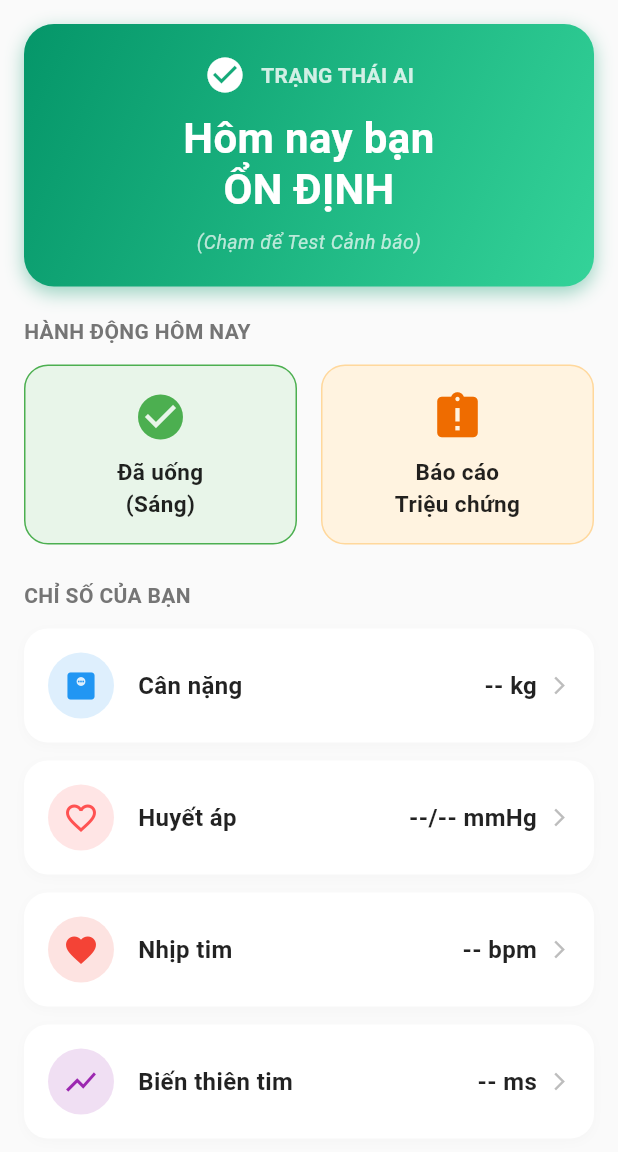
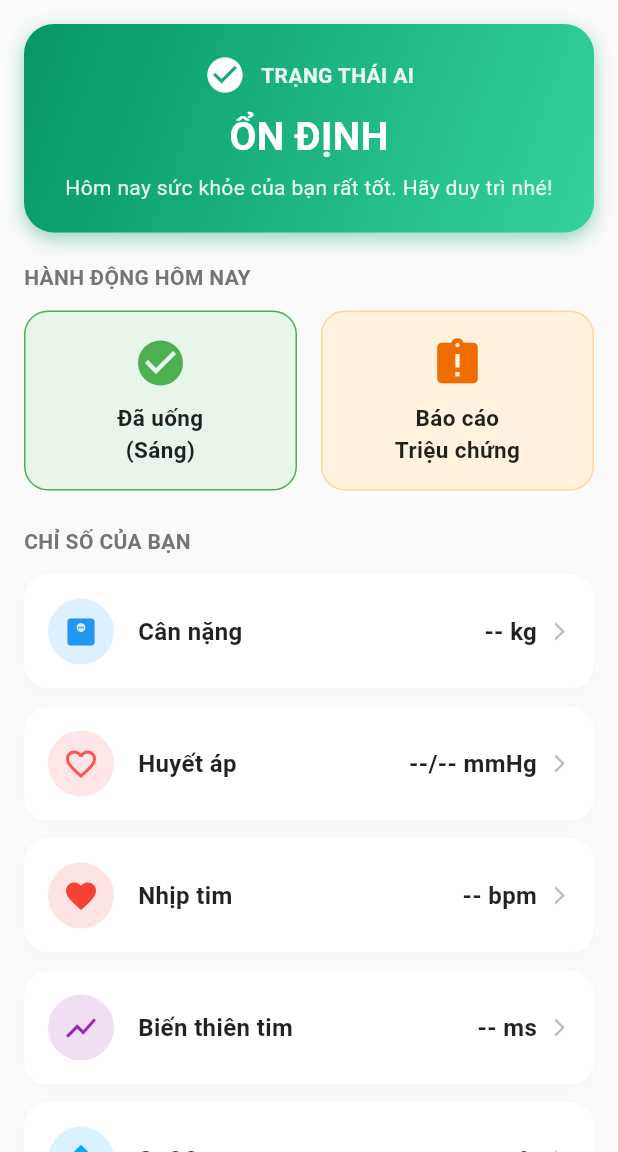
Before and after one commit to Thinhskyduck/smartheart-app, a Flutter app: the DashboardScreen screen opened directly with empty values, after a tap on the "person" icon, on a phone screen of 412 x 824 dp, the part 84-1236 px from its top. Run offline on Flutter 3.47's test engine with Material 3 defaults, Android fonts, the phone set to English and light mode, and no system bars; our stand-ins replace audioplayers, fl_chart, flutter_local_notifications, image_picker, permission_handler, shared_preferences and 1 more; missing offline and left inert: health; accounts and stored records are empty; network calls fail.

Commit message:
feat: Implement new dashboard screen with health metrics, AI-driven health status, and supporting API/health/AI services.

```diff
--- a/lib/dashboard_screen.dart
+++ b/lib/dashboard_screen.dart
@@ -6,6 +6,7 @@ import 'symptom_report_screen.dart';
 import 'alert_dialogs.dart';
 import 'services/health_service.dart';
 import 'staff_dashboard_screen.dart';
+import 'services/ai_service.dart'; // Import AI Service
 
 const Color primaryColor = Color(0xFF2260FF);
 
@@ -18,7 +19,7 @@ class DashboardScreen extends StatefulWidget {
 }
 
 class _DashboardScreenState extends State<DashboardScreen> {
-  // --- DỮ LIỆU CHỈ SỐ (ĐÃ FIX: THÊM TRƯỜNG 'unit') ---
+  // Dữ liệu chỉ số UI
   List<Map<String, dynamic>> _metrics = [
     {"id": "weight", "title": "Cân nặng", "value": "--", "unit": "kg", "icon": Icons.monitor_weight, "color": Colors.blue},
     {"id": "bp", "title": "Huyết áp", "value": "--/--", "unit": "mmHg", "icon": Icons.favorite_border, "color": Colors.redAccent},
@@ -28,16 +29,22 @@ class _DashboardScreenState extends State<DashboardScreen> {
     {"id": "sleep", "title": "Giấc ngủ", "value": "--", "unit": "", "icon": Icons.bedtime, "color": Colors.indigo},
   ];
 
+  // Trạng thái AI (mặc định là loading hoặc stable)
+  String _aiStatus = "loading"; // loading, xanh, vang, do
+
   @override
   void initState() {
     super.initState();
-    _loadHealthData();
+    _loadData();
   }
 
-  Future<void> _loadHealthData() async {
+  Future<void> _loadData() async {
     await healthService.configure();
+
+    // 1. Lấy dữ liệu sức khỏe
     final data = await healthService.fetchHealthData();
 
+    // 2. Cập nhật UI các chỉ số
     setState(() {
       for (var metric in _metrics) {
         final id = metric['id'];
@@ -46,6 +53,22 @@ class _DashboardScreenState extends State<DashboardScreen> {
         }
       }
     });
+
+    // 3. Gọi AI Phân tích
+    final aiResult = await aiService.predictHealthStatus(data);
+
+    if (mounted) {
+      setState(() {
+        _aiStatus = aiResult ?? "xanh"; // Mặc định xanh nếu lỗi
+      });
+
+      // Kích hoạt cảnh báo pop-up nếu cần thiết
+      if (_aiStatus == "đỏ") {
+        Future.delayed(Duration(seconds: 1), () => showDangerAlert(context));
+      } else if (_aiStatus == "vàng") {
+        Future.delayed(Duration(seconds: 1), () => showWarningAlert(context));
+      }
+    }
   }
 
   @override
@@ -66,7 +89,7 @@ class _DashboardScreenState extends State<DashboardScreen> {
         ),
         actions: [
            GestureDetector(
-            onTap: () => widget.onTabChange(3), // Chuyển sang tab Profile
+            onTap: () => widget.onTabChange(3),
             child: Padding(
               padding: const EdgeInsets.only(right: 16.0),
               child: CircleAvatar(
@@ -82,65 +105,86 @@ class _DashboardScreenState extends State<DashboardScreen> {
         child: Column(
           crossAxisAlignment: CrossAxisAlignment.start,
           children: [
-            // --- 1. THẺ TRẠNG THÁI (KHÔI PHỤC TỪ LIB_OLD) ---
+            // 1. THẺ TRẠNG THÁI AI (DYNAMIC)
             _buildStatusCard(),
             SizedBox(height: 20),
 
-            // --- 2. NÚT HÀNH ĐỘNG NHANH ---
+            // 2. HÀNH ĐỘNG
             Text("HÀNH ĐỘNG HÔM NAY", style: TextStyle(fontSize: 14, color: Colors.grey[600], fontWeight: FontWeight.bold)),
             SizedBox(height: 12),
             _buildActionSection(context),
-
             SizedBox(height: 24),
 
-            // --- 3. DANH SÁCH CHỈ SỐ SỨC KHỎE ---
+            // 3. CHỈ SỐ
             Text("CHỈ SỐ CỦA BẠN", style: TextStyle(fontSize: 14, color: Colors.grey[600], fontWeight: FontWeight.bold)),
             SizedBox(height: 12),
             ..._metrics.map((metric) => _buildWideMetricCard(context, metric)).toList(),
 
-            SizedBox(height: 24),
-            // --- 4. DÀNH CHO BÁC SĨ (DEMO) ---
-            Center(
-              child: TextButton.icon(
-                onPressed: () {
-                  Navigator.push(context, MaterialPageRoute(builder: (context) => StaffDashboardScreen()));
-                },
-                icon: Icon(Icons.admin_panel_settings, color: primaryColor),
-                label: Text("Staff Dashboard (Demo)", style: TextStyle(color: primaryColor, fontWeight: FontWeight.bold)),
-              ),
-            ),
             SizedBox(height: 20),
+
           ],
         ),
       ),
     );
   }
 
-  // Widget: Thẻ trạng thái lớn (Mới thêm lại)
+  // Widget: Thẻ trạng thái Động theo AI
   Widget _buildStatusCard() {
+    List<Color> gradientColors;
+    Color shadowColor;
+    IconData icon;
+    String title;
+    String subtitle;
+
+    // Logic hiển thị theo kết quả AI
+    if (_aiStatus == "đỏ") {
+      gradientColors = [Color(0xFFEF4444), Color(0xFFDC2626)]; // Red
+      shadowColor = Color(0xFFEF4444);
+      icon = Icons.warning_amber_rounded;
+      title = "CẢNH BÁO NGUY HIỂM";
+      subtitle = "Chỉ số sức khỏe có dấu hiệu bất thường nghiêm trọng. Hãy liên hệ bác sĩ ngay!";
+    } else if (_aiStatus == "vàng") {
+      gradientColors = [Color(0xFFF59E0B), Color(0xFFD97706)]; // Orange
+      shadowColor = Color(0xFFF59E0B);
+      icon = Icons.info_outline;
+      title = "CẦN CHÚ Ý";
+      subtitle = "Có một vài thay đổi nhỏ trong chỉ số. Hãy nghỉ ngơi và theo dõi thêm.";
+    } else if (_aiStatus == "loading") {
+      gradientColors = [Colors.grey[400]!, Colors.grey[500]!];
+      shadowColor = Colors.grey;
+      icon = Icons.hourglass_top;
+      title = "ĐANG PHÂN TÍCH...";
+      subtitle = "AI đang tổng hợp dữ liệu sức khỏe của bạn.";
+    } else {
+      // Mặc định là Xanh (Stable)
+      gradientColors = [Color(0xFF059669), Color(0xFF34D399)]; // Green
+      shadowColor = Color(0xFF059669);
+      icon = Icons.check_circle;
+      title = "ỔN ĐỊNH";
+      subtitle = "Hôm nay sức khỏe của bạn rất tốt. Hãy duy trì nhé!";
+    }
+
     return GestureDetector(
-      // --- LOGIC DEMO: BẤM ĐỂ KÍCH HOẠT CẢNH BÁO ---
       onTap: () {
-        // Chạm nhẹ -> Demo Cảnh báo Vàng (Bất thường)
-        showWarningAlert(context);
+        // Test nhanh click để đổi trạng thái (cho demo)
+        // setState(() {
+        //   if (_aiStatus == "xanh") _aiStatus = "vàng";
+        //   else if (_aiStatus == "vàng") _aiStatus = "đỏ";
+        //   else _aiStatus = "xanh";
+        // });
       },
-      onLongPress: () {
-        // Giữ lâu -> Demo Cảnh báo Đỏ (Nguy hiểm)
-        showDangerAlert(context);
-      },
-      // ---------------------------------------------
       child: Container(
         width: double.infinity,
         padding: EdgeInsets.all(20),
         decoration: BoxDecoration(
           gradient: LinearGradient(
-            colors: [Color(0xFF059669), Color(0xFF34D399)],
+            colors: gradientColors,
             begin: Alignment.topLeft,
             end: Alignment.bottomRight,
           ),
           borderRadius: BorderRadius.circular(20),
           boxShadow: [
-            BoxShadow(color: Color(0xFF059669).withOpacity(0.4), blurRadius: 10, offset: Offset(0, 4)),
+            BoxShadow(color: shadowColor.withOpacity(0.4), blurRadius: 10, offset: Offset(0, 4)),
           ],
         ),
         child: Column(
@@ -149,22 +193,22 @@ class _DashboardScreenState extends State<DashboardScreen> {
             Row(
               mainAxisAlignment: MainAxisAlignment.center,
               children: [
-                Icon(Icons.check_circle, color: Colors.white, size: 28),
+                Icon(icon, color: Colors.white, size: 28),
                 SizedBox(width: 10),
-                Text("TRẠNG THÁI AI", style: TextStyle(color: Colors.white.withOpacity(0.8), fontWeight: FontWeight.bold)),
+                Text("TRẠNG THÁI AI", style: TextStyle(color: Colors.white.withOpacity(0.9), fontWeight: FontWeight.bold)),
               ],
             ),
             SizedBox(height: 12),
             Text(
-              "Hôm nay bạn\nỔN ĐỊNH",
+              title,
               textAlign: TextAlign.center,
-              style: TextStyle(color: Colors.white, fontSize: 28, fontWeight: FontWeight.bold, height: 1.2)
+              style: TextStyle(color: Colors.white, fontSize: 26, fontWeight: FontWeight.bold, height: 1.2)
             ),
             SizedBox(height: 8),
             Text(
-              "(Chạm để Test Cảnh báo)", // Gợi ý nhỏ để bạn nhớ lúc demo
+              subtitle,
               textAlign: TextAlign.center,
-              style: TextStyle(color: Colors.white.withOpacity(0.7), fontSize: 13, fontStyle: FontStyle.italic)
+              style: TextStyle(color: Colors.white.withOpacity(0.9), fontSize: 14)
             ),
           ],
         ),
@@ -172,15 +216,14 @@ class _DashboardScreenState extends State<DashboardScreen> {
     );
   }
 
-  // Widget: 2 Nút bấm to
   Widget _buildActionSection(BuildContext context) {
+    // Copy lại code cũ của bạn từ dashboard_screen.dart (đã có ở trên)
     final session = medicationService.currentSession;
     final sessionName = session == TimeSession.morning ? "Sáng" : "Tối";
     final isDone = medicationService.isSessionCompleted(session);
 
     return Row(
       children: [
-        // Nút 1: Uống thuốc
         Expanded(
           child: GestureDetector(
             onTap: () {
@@ -209,16 +252,14 @@ class _DashboardScreenState extends State<DashboardScreen> {
           ),
         ),
         SizedBox(width: 16),
-        // Nút 2: Báo cáo triệu chứng
         Expanded(
           child: GestureDetector(
             onTap: () {
-              // Mở bottom sheet với chiều cao scroll được
               showModalBottomSheet(
                 context: context,
-                isScrollControlled: true, // Quan trọng: Để modal full màn hình
+                isScrollControlled: true,
                 backgroundColor: Colors.transparent,
-                builder: (context) => SymptomReportScreen(), // Gọi màn hình mới
+                builder: (context) => SymptomReportScreen(),
               );
             },
             child: Container(
@@ -244,9 +285,9 @@ class _DashboardScreenState extends State<DashboardScreen> {
     );
   }
 
-  // Widget thẻ ngang hiển thị chỉ số
   Widget _buildWideMetricCard(BuildContext context, Map<String, dynamic> data) {
-    return Container(
+    // Copy lại code cũ
+     return Container(
       margin: EdgeInsets.only(bottom: 12),
       decoration: BoxDecoration(
         color: Colors.white,
@@ -257,7 +298,6 @@ class _DashboardScreenState extends State<DashboardScreen> {
         color: Colors.transparent,
         child: InkWell(
           onTap: () {
-            // Truyền toàn bộ map data (bao gồm cả unit vừa thêm) để tránh crash
              Navigator.push(context, MaterialPageRoute(builder: (context) => MetricDetailScreen(data: data)));
           },
           borderRadius: BorderRadius.circular(16),
@@ -282,7 +322,6 @@ class _DashboardScreenState extends State<DashboardScreen> {
                     ],
                   ),
                 ),
-                // Hiển thị Giá trị + Đơn vị
                 Text(
                   "${data['value']} ${data['unit']}",
                   style: TextStyle(fontSize: 16, fontWeight: FontWeight.bold, color: Colors.black87),
--- a/lib/metric_detail_screen.dart
+++ b/lib/metric_detail_screen.dart
@@ -159,6 +159,63 @@ class _MetricDetailScreenState extends State<MetricDetailScreen> {
       ),
     );
   }
+  // --- THÊM HÀM NHẬP HRV MỚI ---
+  void _showAddHRVDialog() {
+    final TextEditingController hrvController = TextEditingController();
+
+    showDialog(
+      context: context,
+      builder: (context) => AlertDialog(
+        title: Text("Nhập chỉ số HRV"),
+        content: Column(
+          mainAxisSize: MainAxisSize.min,
+          children: [
+            Text("Nhập chỉ số Biến thiên nhịp tim (RMSSD - ms).", style: TextStyle(fontSize: 13, color: Colors.grey)),
+            SizedBox(height: 10),
+            TextField(
+              controller: hrvController,
+              keyboardType: TextInputType.number,
+              decoration: InputDecoration(
+                labelText: "Chỉ số HRV (ms)",
+                border: OutlineInputBorder(),
+                hintText: "VD: 45"
+              ),
+            ),
+          ],
+        ),
+        actions: [
+          TextButton(
+            onPressed: () => Navigator.pop(context),
+            child: Text("Hủy"),
+          ),
+          ElevatedButton(
+            onPressed: () async {
+              final val = hrvController.text;
+
+              if (val.isNotEmpty && int.tryParse(val) != null) {
+                // Lưu vào Backend với key 'hrv'
+                await healthService.syncMetricToBackend('hrv', val, 'ms');
+
+                Navigator.pop(context);
+
+                ScaffoldMessenger.of(context).showSnackBar(
+                  SnackBar(content: Text("Đã lưu HRV thành công!")),
+                );
+
+                // Reload lại biểu đồ để thấy điểm mới
+                _loadChartData();
+              } else {
+                 ScaffoldMessenger.of(context).showSnackBar(
+                  SnackBar(content: Text("Vui lòng nhập số hợp lệ")),
+                );
+              }
+            },
+            child: Text("Lưu"),
+          ),
+        ],
+      ),
+    );
+  }
 
   @override
   Widget build(BuildContext context) {
@@ -172,14 +229,21 @@ class _MetricDetailScreenState extends State<MetricDetailScreen> {
         backgroundColor: Colors.white,
         elevation: 0,
         leading: IconButton(icon: Icon(Icons.arrow_back, color: Colors.black), onPressed: () => Navigator.pop(context)),
-        actions: widget.data['title']?.contains("Huyết áp") == true
-            ? [
-                IconButton(
-                  icon: Icon(Icons.add, color: Colors.blue),
-                  onPressed: _showAddBPDialog,
-                )
-              ]
-            : null,
+        actions: [
+          // Nút thêm Huyết áp
+          if (widget.data['title']?.contains("Huyết áp") == true)
+            IconButton(
+              icon: Icon(Icons.add, color: Colors.blue),
+              onPressed: _showAddBPDialog,
+            ),
+
+          // Nút thêm HRV
+          if (widget.data['title']?.contains("Biến thiên tim") == true || widget.data['title']?.contains("HRV") == true)
+            IconButton(
+              icon: Icon(Icons.add, color: Colors.purple),
+              onPressed: _showAddHRVDialog,
+            ),
+        ],
       ),
       body: Padding(
         padding: const EdgeInsets.all(16.0),
--- /dev/null
+++ b/lib/services/ai_service.dart
@@ -0,0 +1,57 @@
+// lib/services/ai_service.dart
+import 'dart:convert';
+import 'package:http/http.dart' as http;
+import 'package:flutter/foundation.dart';
+import 'api_config.dart';
+
+class AiService {
+  // Singleton
+  static final AiService _instance = AiService._internal();
+  factory AiService() => _instance;
+  AiService._internal();
+
+  /// Gọi model AI để dự đoán trạng thái
+  /// Input: Map chứa các chỉ số sức khỏe
+  /// Output: String trạng thái ("xanh", "vàng", "đỏ") hoặc null nếu lỗi
+  Future<String?> predictHealthStatus(Map<String, dynamic> healthData) async {
+    try {
+      // 1. Chuẩn bị dữ liệu input theo đúng format model yêu cầu
+      // Sử dụng giá trị mặc định an toàn nếu thiếu dữ liệu
+      final Map<String, dynamic> inputBody = {
+        "weight_change": healthData['weight_change_raw'] ?? 0.0,
+        "blood_pressure": healthData['bp_sys_raw'] ?? 120, // Mặc định 120 nếu không đo
+        "HR": healthData['hr_raw'] ?? 75,
+        "HRV": healthData['hrv_raw'] ?? 65,
+        "SpO2": healthData['spo2_raw'] ?? 98,
+        "sleep_hours": healthData['sleep_hours_raw'] ?? 7.0,
+        "steps": healthData['steps_raw'] ?? 5000,
+      };
+
+      debugPrint("🤖 Calling AI Model: ${ApiConfig.AI_MODEL_URL}");
+      debugPrint("📦 Payload: $inputBody");
+
+      // 2. Gọi API
+      final response = await http.post(
+        Uri.parse(ApiConfig.AI_MODEL_URL),
+        headers: {"Content-Type": "application/json"},
+        body: jsonEncode(inputBody),
+      ).timeout(Duration(seconds: 10)); // Timeout 10s
+
+      // 3. Xử lý kết quả
+      if (response.statusCode == 200) {
+        final decoded = jsonDecode(utf8.decode(response.bodyBytes));
+        final result = decoded['result']?.toString().toLowerCase(); // "đỏ", "vàng", "xanh"
+        debugPrint("✅ AI Result: $result");
+        return result;
+      } else {
+        debugPrint("❌ AI Error: ${response.statusCode} - ${response.body}");
+        return null;
+      }
+    } catch (e) {
+      debugPrint("❌ AI Connection Error: $e");
+      return null;
+    }
+  }
+}
+
+final aiService = AiService();
--- a/lib/services/api_config.dart
+++ b/lib/services/api_config.dart
@@ -14,8 +14,8 @@ class ApiConfig {
     }
     return 'https://pentapulse-app.onrender.com';
   }
+  static const String AI_MODEL_URL = 'https://model-pentapulse.onrender.com/predict';
   static const String API_VERSION = '/api';
-
   // API Endpoints
   static String get authLogin => '$BASE_URL$API_VERSION/auth/login';
   static String get authRegister => '$BASE_URL$API_VERSION/auth/register';
--- a/lib/services/health_service.dart
+++ b/lib/services/health_service.dart
@@ -21,6 +21,7 @@ class HealthService {
     HealthDataType.SLEEP_SESSION,
     HealthDataType.WEIGHT,
     HealthDataType.STEPS,
+    HealthDataType.HEART_RATE_VARIABILITY_RMSSD, // Thêm chỉ số này
   ];
 
   // Configure Health Connect (Android)
@@ -85,6 +86,7 @@ class HealthService {
     else if (type == HealthDataType.BLOOD_PRESSURE_SYSTOLIC) backendType = 'bp'; // We'll handle BP specially
     else if (type == HealthDataType.BLOOD_OXYGEN) backendType = 'spo2';
     else if (type == HealthDataType.WEIGHT) backendType = 'weight';
+    else if (type == HealthDataType.HEART_RATE_VARIABILITY_RMSSD) backendType = 'hrv';
     else return []; // Unsupported type for backend fetch
 
     try {
@@ -173,58 +175,56 @@ class HealthService {
   Future<Map<String, dynamic>> fetchHealthData() async {
     Map<String, dynamic> healthData = {};
 
-    // 1. LẤY DỮ LIỆU TỪ BACKEND (Server)
-    // Giúp hiển thị các chỉ số nhập tay (VD: Huyết áp)
+    // 1. LẤY DỮ LIỆU TỪ BACKEND (Server) - Như cũ
     try {
       final response = await apiService.get(ApiConfig.healthLatest);
       if (apiService.isSuccess(response)) {
         final backendData = apiService.parseResponse(response);
-
-        // Chỉ gộp dữ liệu nếu backend trả về Map hợp lệ
         if (backendData is Map<String, dynamic>) {
            healthData.addAll(backendData);
         }
       }
     } catch (e) {
-      debugPrint("Backend fetch failed, using device data only: $e");
+      debugPrint("Backend fetch failed: $e");
     }
 
-    // 2. LẤY DỮ LIỆU TỪ HEALTH CONNECT (Thiết bị)
-    // Dữ liệu này sẽ ưu tiên hơn (ghi đè) nếu có dữ liệu đo thực tế từ thiết bị
+    // 2. LẤY DỮ LIỆU TỪ THIẾT BỊ (Health Connect)
     final now = DateTime.now();
-    final yesterday = now.subtract(Duration(days: 1));
+    // Lấy dữ liệu rộng hơn (24h) để đảm bảo có data cho AI
+    final startTime = now.subtract(Duration(hours: 24));
 
     try {
       List<HealthDataPoint> healthDataList = await _health.getHealthDataFromTypes(
-        startTime: yesterday,
+        startTime: startTime,
         endTime: now,
         types: _types,
       );
 
-      // --- XỬ LÝ NHỊP TIM (Heart Rate) ---
+      // --- XỬ LÝ NHỊP TIM (HR) ---
       var hrPoints = healthDataList.where((e) => e.type == HealthDataType.HEART_RATE).toList();
       if (hrPoints.isNotEmpty) {
-        hrPoints.sort((a, b) => b.dateTo.compareTo(a.dateTo)); // Lấy mới nhất
+        hrPoints.sort((a, b) => b.dateTo.compareTo(a.dateTo));
         final hrValue = (hrPoints.first.value as NumericHealthValue).numericValue.round();
-
-        healthData['hr'] = hrValue; // Cập nhật vào map hiển thị
-        await syncMetricToBackend('hr', hrValue.toString(), 'bpm'); // Đồng bộ ngược lên server
+        healthData['hr'] = hrValue; // Display
+        healthData['hr_raw'] = hrValue; // AI Input
       }
 
-      // --- XỬ LÝ HUYẾT ÁP (Blood Pressure) ---
+      // --- XỬ LÝ HUYẾT ÁP (BP) ---
       var sysPoints = healthDataList.where((e) => e.type == HealthDataType.BLOOD_PRESSURE_SYSTOLIC).toList();
       var diaPoints = healthDataList.where((e) => e.type == HealthDataType.BLOOD_PRESSURE_DIASTOLIC).toList();
-
       if (sysPoints.isNotEmpty && diaPoints.isNotEmpty) {
         sysPoints.sort((a, b) => b.dateTo.compareTo(a.dateTo));
         diaPoints.sort((a, b) => b.dateTo.compareTo(a.dateTo));
-
         var sys = (sysPoints.first.value as NumericHealthValue).numericValue.round();
         var dia = (diaPoints.first.value as NumericHealthValue).numericValue.round();
-        final bpValue = "$sys/$dia";
-
-        healthData['bp'] = bpValue; // Ghi đè nếu có đo từ thiết bị
-        await syncMetricToBackend('bp', bpValue, 'mmHg');
+        healthData['bp'] = "$sys/$dia";
+        healthData['bp_sys_raw'] = sys; // AI Input (thường dùng tâm thu)
+      } else if (healthData['bp'] != null) {
+         // Fallback nếu lấy từ backend dạng string "120/80"
+         try {
+           String bpStr = healthData['bp'].toString();
+           healthData['bp_sys_raw'] = int.parse(bpStr.split('/')[0]);
+         } catch (_) {}
       }
 
       // --- XỬ LÝ SPO2 ---
@@ -232,39 +232,68 @@ class HealthService {
       if (spo2Points.isNotEmpty) {
         spo2Points.sort((a, b) => b.dateTo.compareTo(a.dateTo));
         var val = (spo2Points.first.value as NumericHealthValue).numericValue;
-        if (val <= 1.0) val = val * 100; // Chuyển đổi về thang 100 nếu cần
-
+        if (val <= 1.0) val = val * 100;
         healthData['spo2'] = val.round();
-        await syncMetricToBackend('spo2', val.round().toString(), '%');
+        healthData['spo2_raw'] = val.round();
       }
 
-      // --- XỬ LÝ CÂN NẶNG (Weight) ---
+      // --- XỬ LÝ CÂN NẶNG (Weight) & Weight Change ---
       var weightPoints = healthDataList.where((e) => e.type == HealthDataType.WEIGHT).toList();
       if (weightPoints.isNotEmpty) {
         weightPoints.sort((a, b) => b.dateTo.compareTo(a.dateTo));
-        final weightValue = (weightPoints.first.value as NumericHealthValue).numericValue.toStringAsFixed(1);
+        double currentWeight = (weightPoints.first.value as NumericHealthValue).numericValue.toDouble();
+        healthData['weight'] = currentWeight.toStringAsFixed(1);
 
-        healthData['weight'] = weightValue;
-        await syncMetricToBackend('weight', weightValue, 'kg');
+        // Tính thay đổi cân nặng (Giả lập: so với điểm dữ liệu cũ nhất trong 24h hoặc 0)
+        // Trong thực tế cần query dài ngày hơn. Ở đây tạm lấy 0 hoặc mock.
+        double weightChange = 0.0;
+        if (weightPoints.length > 1) {
+           double oldWeight = (weightPoints.last.value as NumericHealthValue).numericValue.toDouble();
+           weightChange = currentWeight - oldWeight;
+        }
+        healthData['weight_change_raw'] = weightChange;
+      } else {
+        healthData['weight_change_raw'] = 0.0; // Mặc định
       }
 
       // --- XỬ LÝ GIẤC NGỦ (Sleep) ---
       var sleepPoints = healthDataList.where((e) => e.type == HealthDataType.SLEEP_SESSION).toList();
+      double totalSleepHours = 0;
       if (sleepPoints.isNotEmpty) {
          int totalMinutes = 0;
          for (var p in sleepPoints) {
            totalMinutes += p.dateTo.difference(p.dateFrom).inMinutes;
          }
+         totalSleepHours = totalMinutes / 60.0;
+
          int hours = totalMinutes ~/ 60;
          int minutes = totalMinutes % 60;
-         final sleepValue = "${hours}h ${minutes}p";
+         healthData['sleep'] = "${hours}h ${minutes}p";
+      }
+      healthData['sleep_hours_raw'] = totalSleepHours; // AI Input
 
-         healthData['sleep'] = sleepValue;
-         await syncMetricToBackend('sleep', sleepValue, '');
+      // --- XỬ LÝ STEPS (Mới) ---
+      var stepPoints = healthDataList.where((e) => e.type == HealthDataType.STEPS).toList();
+      int totalSteps = 0;
+      for (var p in stepPoints) {
+        totalSteps += (p.value as NumericHealthValue).numericValue.round();
+      }
+      healthData['steps'] = totalSteps; // Có thể hiển thị nếu muốn
+      healthData['steps_raw'] = totalSteps; // AI Input
+
+      // --- XỬ LÝ HRV (Mới) ---
+      var hrvPoints = healthDataList.where((e) => e.type == HealthDataType.HEART_RATE_VARIABILITY_RMSSD).toList();
+      if (hrvPoints.isNotEmpty) {
+        hrvPoints.sort((a, b) => b.dateTo.compareTo(a.dateTo));
+        var val = (hrvPoints.first.value as NumericHealthValue).numericValue.round();
+        healthData['hrv'] = val;
+        healthData['hrv_raw'] = val;
+      } else {
+        healthData['hrv_raw'] = 0; // Mặc định nếu không có
       }
 
     } catch (e) {
-      debugPrint("Error fetching health data from device: $e");
+      debugPrint("Error fetching health data: $e");
     }
 
     return healthData;
```
